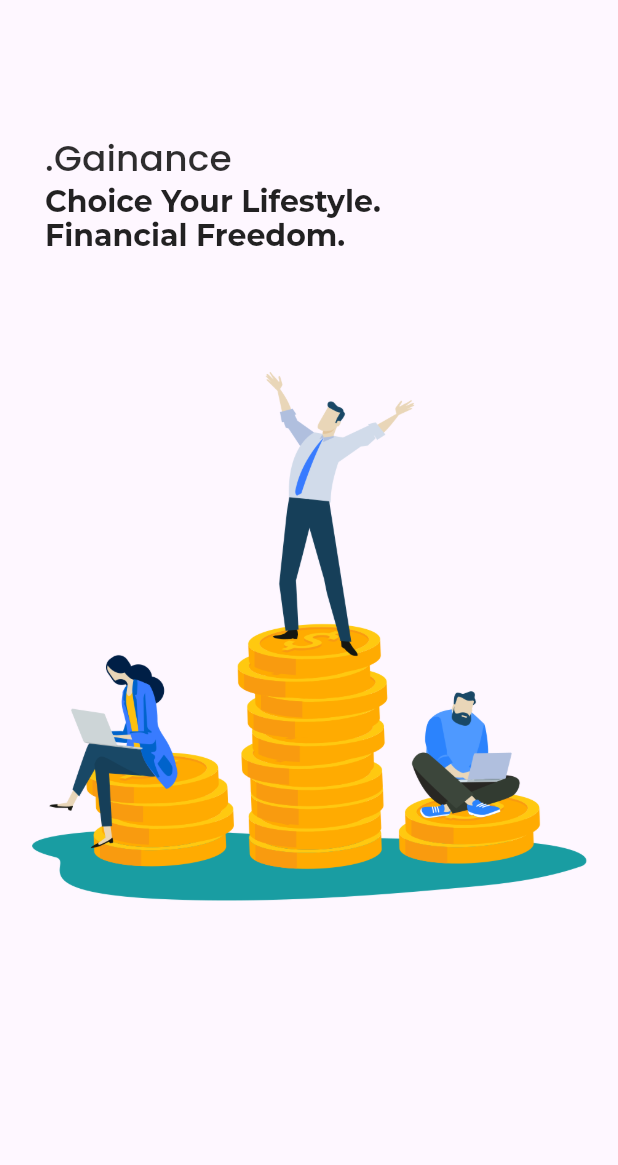
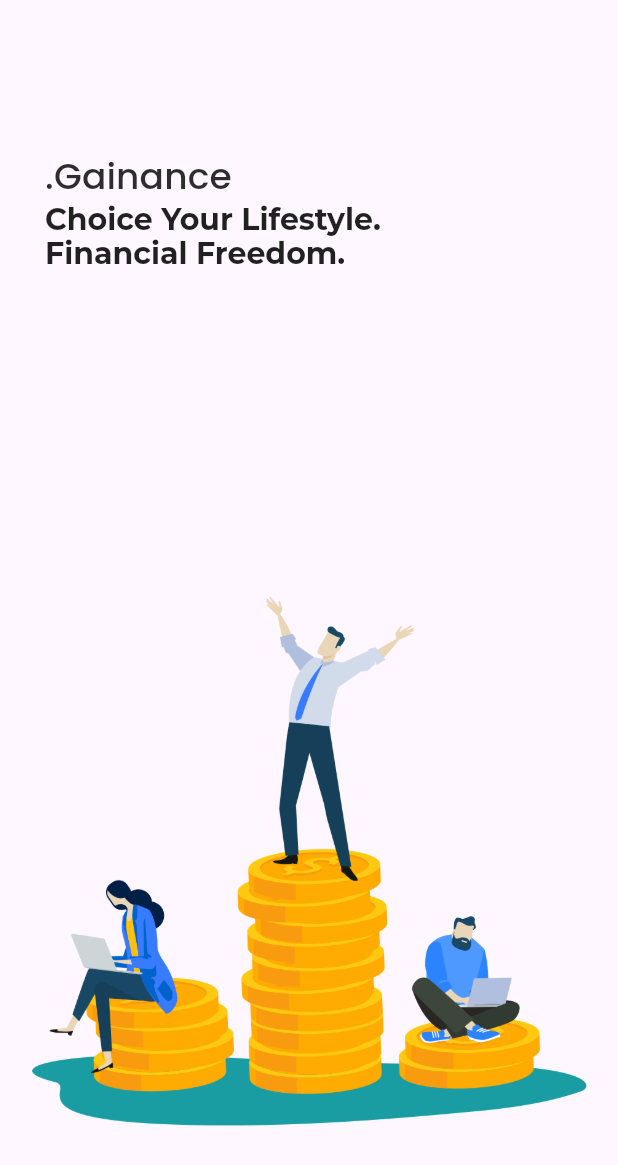
Before and after one commit to hack-STACK/Bmicalculate_androidapp1, a Flutter app: the screen it shows after launch, on a phone screen of 412 x 824 dp. Shown: the top 1165 px of the screen. Run offline on Flutter 3.47's test engine with Material 3 defaults, Android fonts, the phone set to English and light mode, and no system bars; our stand-ins replace google_fonts, smooth_page_indicator; missing offline and left inert: dart:ffi.

Commit message:
buat komputer

```diff
--- a/finance_app/finance_app/lib/main.dart
+++ b/finance_app/finance_app/lib/main.dart
@@ -17,7 +17,7 @@ class MainApp extends StatelessWidget {
      theme:NAappTheme.lightTheme,
      darkTheme: NAappTheme.darkTheme,
      themeMode: ThemeMode.system,
-     home: const SplashScreen()
+     home:  const SplashScreen()
     );
   }
 }
--- a/finance_app/finance_app/lib/src/features/authentication/screens/splash_screen.dart
+++ b/finance_app/finance_app/lib/src/features/authentication/screens/splash_screen.dart
@@ -1,9 +1,11 @@
+import 'dart:math';
 
 import 'package:finance_app/src/constants/image_string.dart';
 import 'package:finance_app/src/constants/sized.dart';
 import 'package:finance_app/src/constants/text_string.dart';
+import 'package:finance_app/src/features/authentication/screens/welcome.dart';
 import 'package:flutter/material.dart';
-import 'package:finance_app/src/utils/theme/theme.dart';// Replace with the actual path to your NAappTheme file
+import 'package:finance_app/src/utils/theme/theme.dart'; // Replace with the actual path to your NAappTheme file
 
 class SplashScreen extends StatefulWidget {
   const SplashScreen({Key? key}) : super(key: key);
@@ -11,16 +13,26 @@ class SplashScreen extends StatefulWidget {
   @override
   State<SplashScreen> createState() => _SplashScreenState();
 }
- bool animate =false;
+
+bool animate = false;
+
 class _SplashScreenState extends State<SplashScreen> {
+  @override
+  void initState() {
+    super.initState();
+    // TODO: implement initState
+    _startanimation();
+  }
+
   @override
   Widget build(BuildContext context) {
     return Scaffold(
       body: SafeArea(
         child: Stack(
           children: [
-            Positioned(
-              top: 88,
+            AnimatedPositioned(
+              duration: const Duration(milliseconds: 1600),
+              top: animate ? 100: 300,
               left: defsize,
               child: Column(
                 crossAxisAlignment: CrossAxisAlignment.start,
@@ -36,11 +48,28 @@ class _SplashScreenState extends State<SplashScreen> {
                 ],
               ),
             ),
-            const Positioned(child: Image(image: AssetImage(Splashscreen1),height: 500,),
-            bottom: 150,right: 1,left: 1,)
+            AnimatedPositioned(
+              duration: const Duration(milliseconds: 1600),
+              bottom:  animate? 0: 150,
+              right: 1,
+              left: 1,
+
+              child: Image(
+                image: AssetImage(Splashscreen1),
+                height: 500,
+              ),
+            )
           ],
         ),
       ),
     );
   }
+
+  Future _startanimation() async {
+    await Future.delayed(Duration(milliseconds: 500));
+    setState(() => animate = true);
+    await Future.delayed(Duration(milliseconds: 5000));
+      // Navigator.pushReplacement(
+      //     context, MaterialPageRoute(builder: (context) => const welcome()));
+  }
 }
```
Also changed, not shown: finance_app/finance_app/lib/src/features/authentication/screens/welcome.dart (added, +23 -0 lines), 1 other file.
